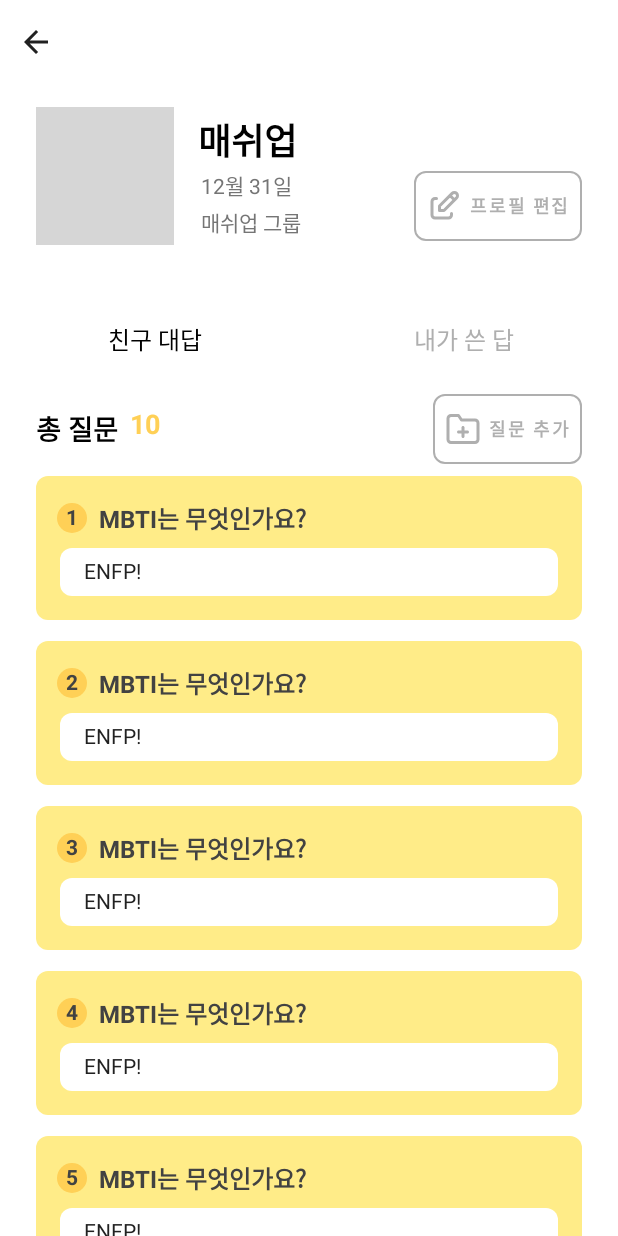
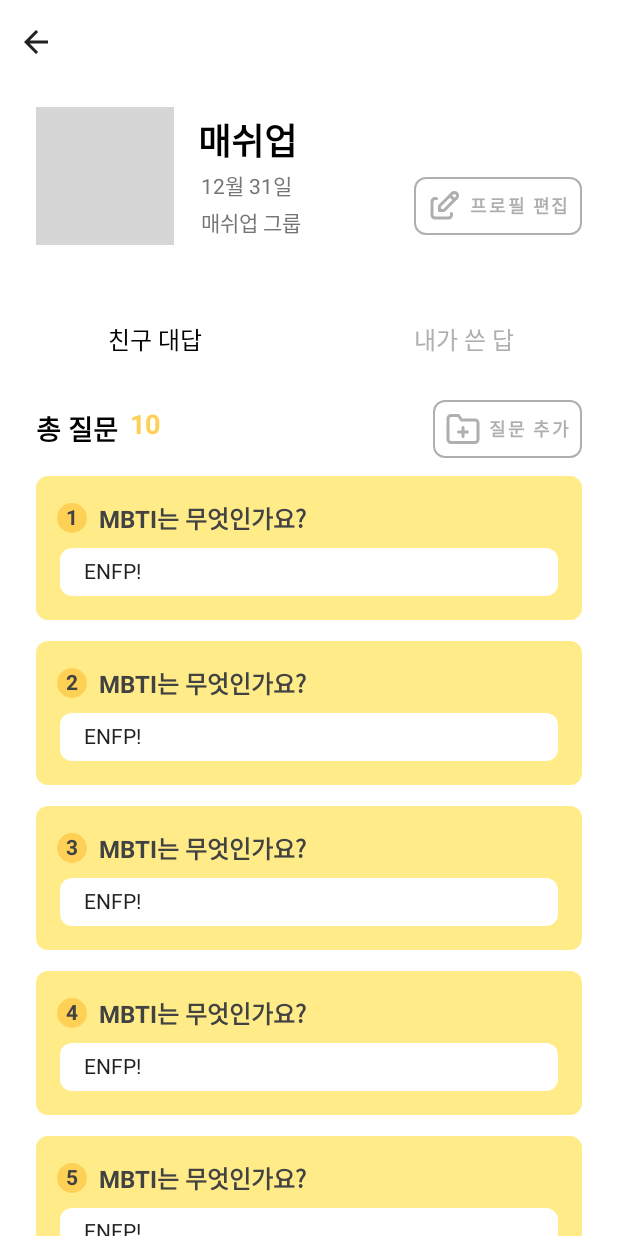
Before and after one commit to mash-up-kr/chinchin-android, an Android app built with Jetpack Compose: the FriendDetailActivity screen opened directly, with no data from a screen before it, on a phone screen of 412 x 824 dp. Run offline under Robolectric (Android 15) with nearby library versions, the phone set to English and light mode, and no system bars; our stand-ins replace constraintlayout-compose; pictures from the network do not load; grey boxes are pictures that could not be loaded.

Commit message:
feat: #55 chinchinButton 크기 조절

```diff
--- a/presenter/src/main/java/com/mashup/chinchin/presenter/ui/common/ChinChinComponent.kt
+++ b/presenter/src/main/java/com/mashup/chinchin/presenter/ui/common/ChinChinComponent.kt
@@ -114,7 +114,7 @@ fun ChinChinButton(
     OutlinedButton(
         onClick = { onButtonClick() },
         modifier = modifier.defaultMinSize(1.dp, 1.dp),
-        contentPadding = PaddingValues(horizontal = 8.dp, vertical = 11.dp),
+        contentPadding = PaddingValues(horizontal = 8.dp, vertical = 7.dp),
         border = ButtonDefaults.outlinedBorder.copy(brush = SolidColor(buttonColor)),
         shape = RoundedCornerShape(8.dp),
     ) {
```
